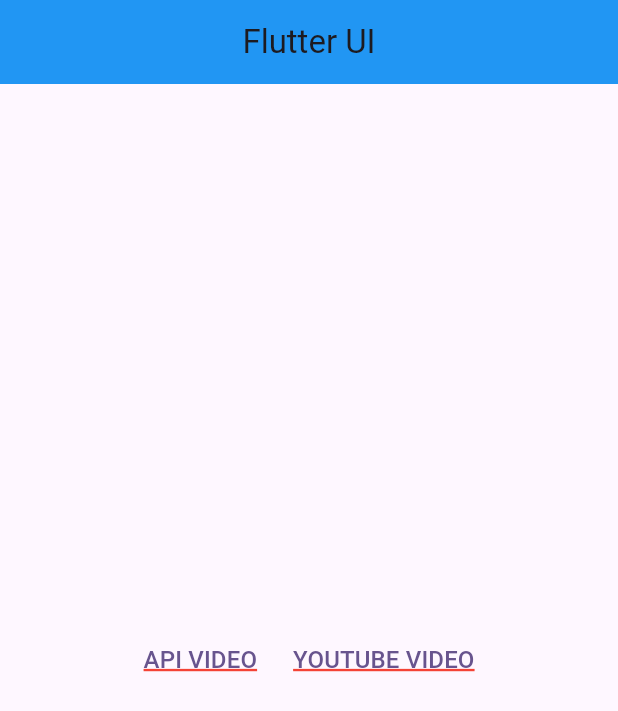
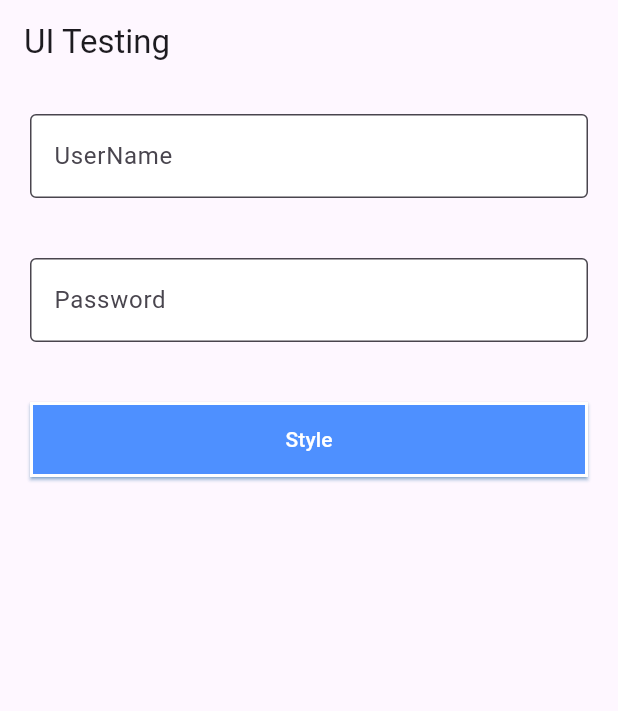
Before and after one commit to Ye-Yint-Aung/Flutter_Video_Player_Demo, a Flutter app: the screen it shows after launch, on a phone screen of 412 x 824 dp. Shown: the top 711 px of the screen. Run offline on Flutter 3.47's test engine with Material 2 defaults, Android fonts, the phone set to English and light mode, and no system bars; our stand-ins replace video_player, youtube_player_flutter.

Commit message:
testing ui

```diff
--- a/lib/home/home.dart
+++ b/lib/home/home.dart
@@ -1,7 +1,8 @@
 import 'package:flutter/material.dart';
-import 'package:video_demo/views/video_player.dart';
+import 'package:video_demo/ui_testing.dart';
 import 'package:video_demo/views/youtube_video_player.dart';
-import 'package:video_player/video_player.dart';
+
+import '../views/video_player.dart';
 
 class HomeScreen extends StatefulWidget {
   const HomeScreen({super.key});
@@ -13,42 +14,57 @@ class HomeScreen extends StatefulWidget {
 class _HomeScreenState extends State<HomeScreen> {
   @override
   Widget build(BuildContext context) {
+    /*  return OrientationBuilder(
+      builder: (context, orientation) {
+        if (orientation == Orientation.landscape) {
+          return const Center(
+            child: Text("I am LandScape "),
+          );
+        } else if (orientation == Orientation.portrait) {
+          return const Center(
+            child: Text("I am Portrate "),
+          );
+        }
+
+        else {
+          return Center(
+            child: Text("${Orientation.values}}"),
+          );
+        }
+      },
+    ); */
+
     return Scaffold(
+      backgroundColor: Colors.white70,
       appBar: AppBar(
         backgroundColor: Colors.blue,
         centerTitle: true,
         title: const Text("Flutter UI"),
       ),
       body: Center(
-        child: Row(
-          mainAxisAlignment: MainAxisAlignment.center,
+        child: Column(
           children: [
+            Row(
+              mainAxisAlignment: MainAxisAlignment.center,
+              children: [
+                TextButton(
+                    onPressed: () => Navigator.push(context, MaterialPageRoute(builder: (context) => VideoPlayerScreen())),
+                    child: const Text(
+                      "API VIDEO",
+                      style: TextStyle(fontSize: 16, decoration: TextDecoration.underline, decorationThickness: 2, decorationColor: Colors.red),
+                    )),
+                TextButton(
+                    onPressed: () => Navigator.push(context, MaterialPageRoute(builder: (context) => YoutubeVideoPlayerScreen())),
+                    child: const Text(
+                      "YOUTUBE VIDEO",
+                      style: TextStyle(fontSize: 16, decoration: TextDecoration.underline, decorationThickness: 2, decorationColor: Colors.red),
+                    )),
+              ],
+            ),
             TextButton(
-
-                onPressed: () => Navigator.push(
-                    context,
-                    MaterialPageRoute(
-                        builder: (context) => VideoPlayerScreen())),
-                child: const Text(
-                  "API VIDEO",
-                  style: TextStyle(
-                      fontSize: 16,
-                      decoration: TextDecoration.underline,
-                      decorationThickness: 2,
-                      decorationColor: Colors.red),
-                )),
-            TextButton(
-                onPressed: () => Navigator.push(
-                    context,
-                    MaterialPageRoute(
-                        builder: (context) => YoutubeVideoPlayerScreen())),
-                child: const Text("YOUTUBE VIDEO",
-                style: TextStyle(
-                    fontSize: 16,
-                    decoration: TextDecoration.underline,
-                    decorationThickness: 2,
-                    decorationColor: Colors.red
-                ),)),
+              child: Text("Testing Ui"),
+              onPressed: () => Navigator.push(context, MaterialPageRoute(builder: (context) => UiTestingScreen())),
+            )
           ],
         ),
       ),
--- a/lib/main.dart
+++ b/lib/main.dart
@@ -1,8 +1,11 @@
 import 'package:flutter/material.dart';
-import 'package:video_demo/home/home.dart';
-import 'package:video_demo/views/video_player.dart';
+import 'package:video_demo/ui_testing.dart';
 
 void main() {
+  /*  WidgetsFlutterBinding.ensureInitialized();
+  SystemChrome.setPreferredOrientations(
+      <DeviceOrientation>[DeviceOrientation.portraitUp, DeviceOrientation.landscapeLeft, DeviceOrientation.portraitDown, DeviceOrientation.landscapeRight]);
+ */
   runApp(const MyApp());
 }
 
@@ -16,11 +19,10 @@ class MyApp extends StatelessWidget {
       debugShowCheckedModeBanner: false,
       title: 'Flutter Demo',
       theme: ThemeData(
-
         colorScheme: ColorScheme.fromSeed(seedColor: Colors.deepPurple),
         useMaterial3: true,
       ),
-      home: HomeScreen(),
+      home: UiTestingScreen(),
     );
   }
 }
--- /dev/null
+++ b/lib/ui_testing.dart
@@ -0,0 +1,68 @@
+import 'package:flutter/material.dart';
+
+class UiTestingScreen extends StatefulWidget {
+  const UiTestingScreen({super.key});
+
+  @override
+  State<UiTestingScreen> createState() => _UiTestingScreenState();
+}
+
+class _UiTestingScreenState extends State<UiTestingScreen> {
+  @override
+  Widget build(BuildContext context) {
+    return Scaffold(
+      appBar: AppBar(title: Text("UI Testing")),
+      body: SingleChildScrollView(
+        child: Center(
+          child: Column(
+            children: [
+              Padding(
+                padding: const EdgeInsets.all(20.0),
+                child: TextFormField(
+                  decoration: InputDecoration(
+                    filled: true,
+                    fillColor: Colors.white,
+                    hintText: "UserName",
+                    border: OutlineInputBorder(),
+                  ),
+                ),
+              ),
+              Padding(
+                padding: const EdgeInsets.all(20.0),
+                child: TextFormField(
+                  obscureText: true,
+                  decoration: InputDecoration(
+                    filled: true,
+                    fillColor: Colors.white,
+                    hintText: "Password",
+                    border: OutlineInputBorder(),
+                  ),
+                ),
+              ),
+              Padding(
+                padding: const EdgeInsets.all(20.0),
+                child: Container(
+                  width: double.infinity,
+                  height: 50,
+                  child: ElevatedButton(
+                    onPressed: () {},
+                    child: Text("Style"),
+                    style: ElevatedButton.styleFrom(
+                        elevation: 1,
+                        surfaceTintColor: Colors.white,
+                        shadowColor: Colors.blue,
+                        foregroundColor: Colors.white,
+                        backgroundColor: Colors.blueAccent,
+                        shape: const RoundedRectangleBorder(borderRadius: BorderRadius.all(Radius.zero), side: BorderSide(color: Colors.white, width: 2))),
+                  ),
+                ),
+              )
+
+
+            ],
+          ),
+        ),
+      ),
+    );
+  }
+}
```
Also changed, not shown: lib/views/youtube_video_player.dart (+11 -5 lines).
